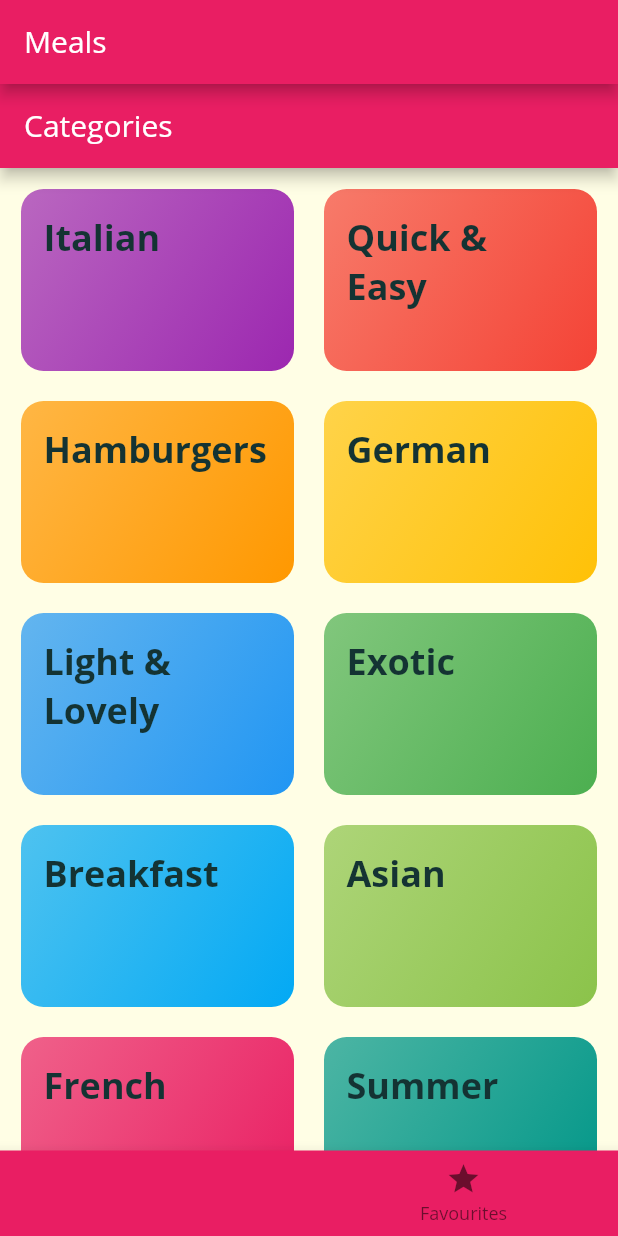
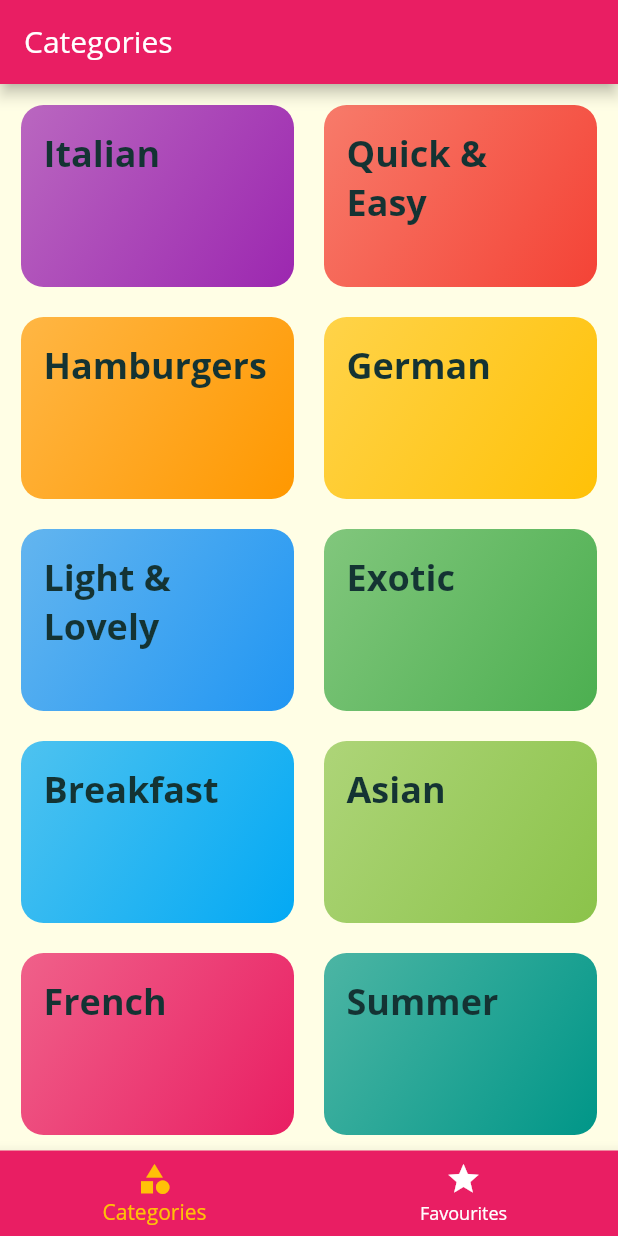
Before and after one commit to crew-guy/food_app, a Flutter app: the screen it shows after launch, on a phone screen of 412 x 824 dp. Run offline on Flutter 3.47's test engine with Material 2 defaults, Android fonts, the phone set to English and light mode, and no system bars.

Commit message:
fin bototm navig bar

```diff
--- a/lib/screens/category_screen.dart
+++ b/lib/screens/category_screen.dart
@@ -5,11 +5,7 @@ import 'package:food_app/data/dummy_data.dart';
 class CategoryScreen extends StatelessWidget {
   @override
   Widget build(BuildContext context) {
-    return Scaffold(
-      appBar: AppBar(
-        title: Text('Categories'),
-      ),
-      body: GridView(
+    return GridView(
       padding: const EdgeInsets.all(14),
       children: DUMMY_CATEGORIES.map((cat) {
         return CategoryItem(
@@ -24,7 +20,6 @@ class CategoryScreen extends StatelessWidget {
         mainAxisSpacing: 20,
         crossAxisSpacing: 20,
       ),
-      ),
     );
   }
 }
--- a/lib/screens/tabs_screen.dart
+++ b/lib/screens/tabs_screen.dart
@@ -10,7 +10,10 @@ class TabsScreen extends StatefulWidget {
 }
 
 class _TabsScreenState extends State<TabsScreen> {
-  final List<Widget> _pages = [CategoryScreen(), FavouritesScreen()];
+  final List<Map<String, dynamic>> _pages = [
+    {'page': CategoryScreen(), 'title': 'Categories'},
+    {'page': FavouritesScreen(), 'title': 'Favourites'},
+  ];
   int _selectedPageIndex = 0;
 
   void _selectPage(int index) {
@@ -23,12 +26,15 @@ class _TabsScreenState extends State<TabsScreen> {
   Widget build(BuildContext context) {
     return Scaffold(
       appBar: AppBar(
-        title: Text('Meals'),
+        title: Text(_pages[_selectedPageIndex]['title']),
       ),
-      body: _pages[_selectedPageIndex],
+      body: _pages[_selectedPageIndex]['page'],
       bottomNavigationBar: BottomNavigationBar(
         backgroundColor: Theme.of(context).primaryColor,
         onTap: _selectPage,
+        selectedItemColor: Theme.of(context).accentColor,
+        unselectedItemColor: Colors.white,
+        currentIndex: _selectedPageIndex,
         items: [
           BottomNavigationBarItem(
             icon: Icon(Icons.category),
```
Lines whose indentation alone changed are shown as unchanged.
